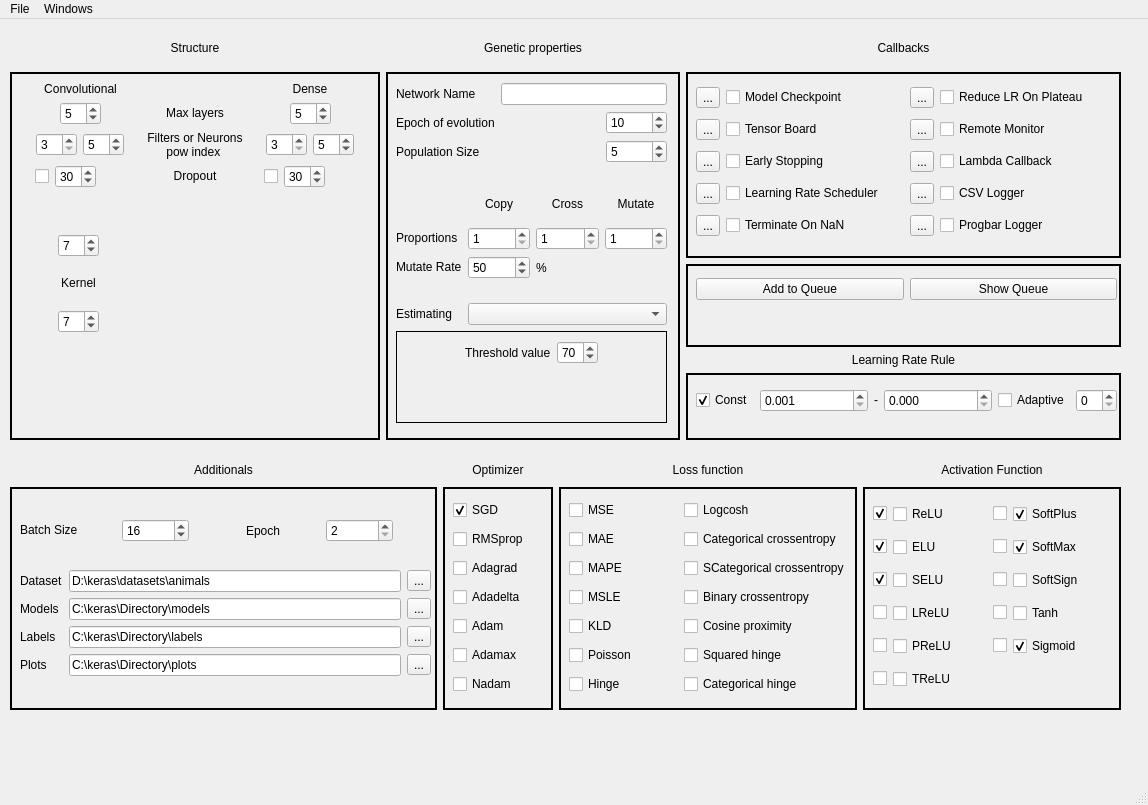
First picture: the form in Forms/Parents/Designer_gui/c2d_GUI.ui, repository RinnetenseiQ/NN_Family_Creater_PythonQt, before the edit.
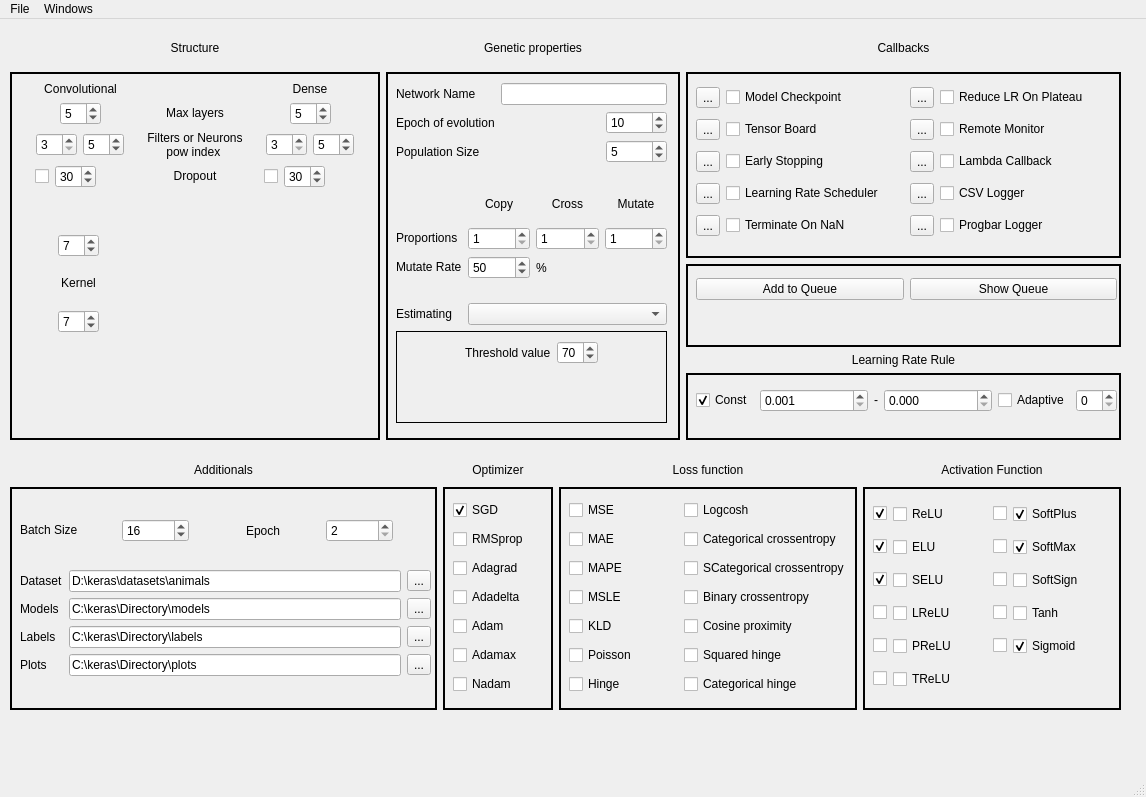
Second picture: the form after the edit. Icons and pictures are not drawn.

What changed in the file:
```diff
--- a/Forms/Parents/Designer_gui/c2d_GUI.ui
+++ b/Forms/Parents/Designer_gui/c2d_GUI.ui
@@ -6,8 +6,8 @@
    <rect>
     <x>0</x>
     <y>0</y>
-    <width>1148</width>
-    <height>805</height>
+    <width>1146</width>
+    <height>797</height>
    </rect>
   </property>
   <property name="sizePolicy">
@@ -1959,7 +1959,7 @@
     <rect>
      <x>0</x>
      <y>0</y>
-     <width>1148</width>
+     <width>1146</width>
      <height>25</height>
     </rect>
    </property>
```
